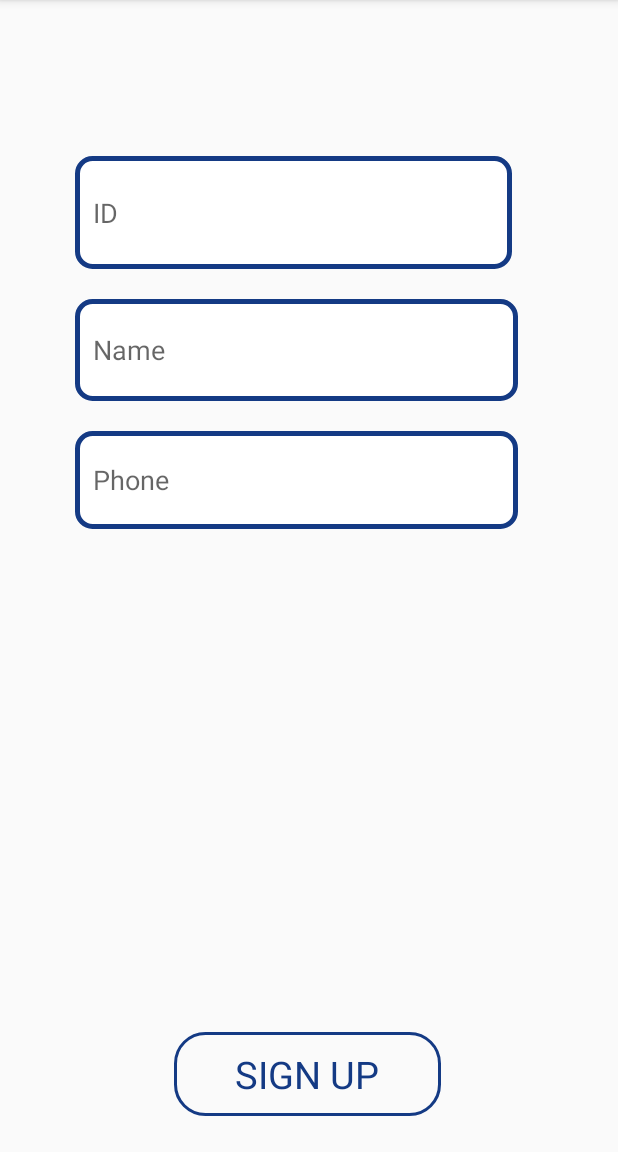
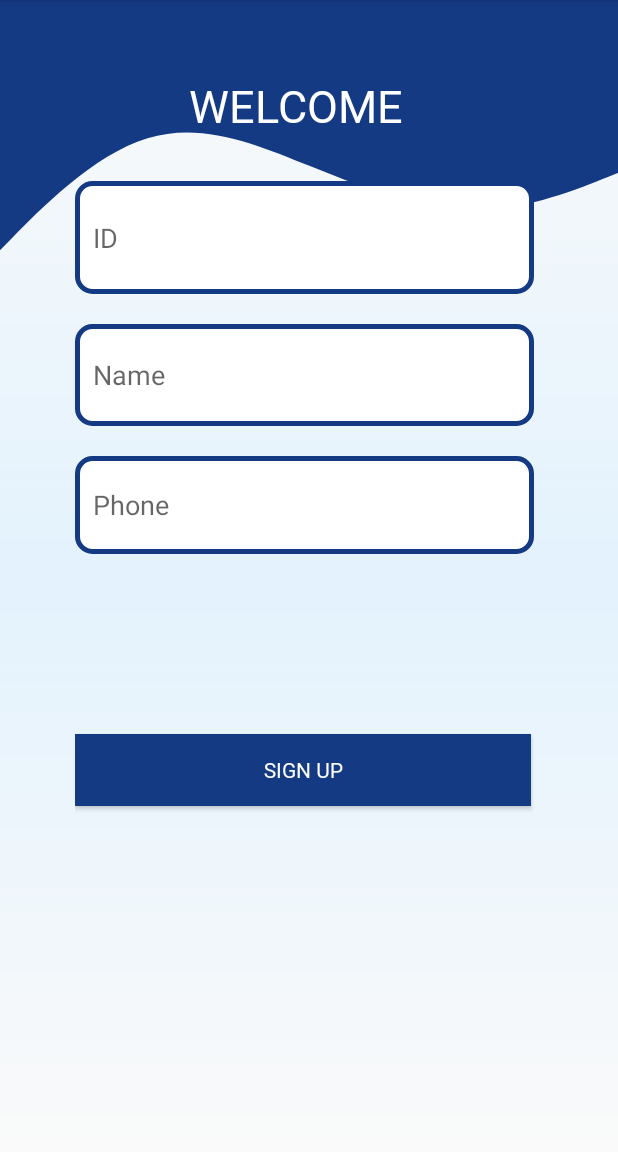
Before and after one commit to AmwajAS/SlothGoldenCare, an Android app: the UserSignupActivity screen opened directly, with no data from a screen before it, on a phone screen of 412 x 824 dp, the part 84-1236 px from its top. Run offline under Robolectric (Android 15) with nearby library versions, the phone set to English and light mode, and no system bars.

Commit message:
Fixing layout_constrains for the user sign-up.

```diff
--- a/app/src/main/res/layout/activity_user_signup.xml
+++ b/app/src/main/res/layout/activity_user_signup.xml
@@ -4,14 +4,24 @@
     xmlns:tools="http://schemas.android.com/tools"
     android:layout_width="match_parent"
     android:layout_height="match_parent"
-    tools:context=".UserSignupActivity">
+    tools:context=".UserSignupActivity"
+    android:background="@drawable/dark_gradient">
+
+    <View
+        android:id="@+id/topView"
+        android:layout_width="433dp"
+        android:layout_height="221dp"
+        android:background="@drawable/wave"
+        app:layout_constraintEnd_toEndOf="parent"
+        app:layout_constraintStart_toStartOf="parent"
+        app:layout_constraintTop_toTopOf="parent" />
 
     <LinearLayout
         android:id="@+id/linearLayout2"
-        android:layout_width="295dp"
-        android:layout_height="353dp"
+        android:layout_width="306dp"
+        android:layout_height="548dp"
         android:layout_marginStart="50dp"
-        android:layout_marginTop="104dp"
+        android:layout_marginTop="50dp"
         android:layout_marginEnd="50dp"
         android:orientation="vertical"
         app:layout_constraintEnd_toEndOf="parent"
@@ -19,17 +29,27 @@
         app:layout_constraintStart_toStartOf="parent"
         app:layout_constraintTop_toTopOf="parent">
 
+        <TextView
+            android:layout_width="match_parent"
+            android:layout_height="wrap_content"
+            android:layout_marginLeft="76dp"
+            android:layout_marginBottom="30dp"
+            android:fontFamily="@font/sigmar_one"
+            android:text="WELCOME"
+            android:textColor="#FFFFFF"
+            android:textSize="30dp" />
+
         <EditText
             android:id="@+id/userID"
-            android:layout_width="291dp"
+            android:layout_width="match_parent"
             android:layout_height="75dp"
             android:layout_marginBottom="20dp"
             android:background="@drawable/edit_fields_border"
             android:ems="10"
+            android:hint="ID"
             android:inputType="number"
-            android:singleLine="true"
-            android:hint="ID"
-            android:paddingStart="12dp"/>
+            android:paddingStart="12dp"
+            android:singleLine="true" />
 
         <EditText
             android:id="@+id/userName"
@@ -38,37 +58,39 @@
             android:layout_marginBottom="20dp"
             android:background="@drawable/edit_fields_border"
             android:ems="10"
+            android:hint="Name"
             android:inputType="textPersonName"
-            android:hint="Name"
-            android:paddingStart="12dp"/>
+            android:paddingStart="12dp" />
 
         <EditText
             android:id="@+id/userPhone"
-            android:layout_width="295dp"
+            android:layout_width="match_parent"
             android:layout_height="65dp"
             android:layout_marginBottom="20dp"
             android:background="@drawable/edit_fields_border"
             android:ems="10"
+            android:hint="Phone"
             android:inputType="phone"
-            android:hint="Phone"
-            android:paddingStart="12dp"/>
+            android:paddingStart="12dp" />
+
+        <Button
+            android:id="@+id/signupBtn"
+            android:layout_width="304dp"
+            android:layout_height="wrap_content"
+            android:layout_marginTop="100dp"
+            android:layout_marginBottom="4dp"
+            android:background="#143a84"
+            android:fontFamily="@font/sigmar_one"
+            android:onClick="insertData"
+
+            android:text="SIGN UP"
+            android:textAllCaps="false"
+            android:textColor="#fff"
+            app:layout_constraintBottom_toBottomOf="parent"
+            app:layout_constraintEnd_toEndOf="parent"
+            app:layout_constraintStart_toStartOf="parent"
+            app:layout_constraintTop_toBottomOf="@+id/userPhone" />
 
     </LinearLayout>
 
-    <Button
-        android:id="@+id/signupBtn"
-        android:layout_width="178dp"
-        android:layout_height="56dp"
-        android:layout_marginBottom="24dp"
-        android:background="@drawable/button_border"
-        android:fontFamily="sans-serif"
-        android:onClick="insertData"
-        android:text="SIGN UP"
-        android:textColor="#143A84"
-        android:textSize="25sp"
-        app:layout_constraintBottom_toBottomOf="parent"
-        app:layout_constraintEnd_toEndOf="parent"
-        app:layout_constraintHorizontal_bias="0.497"
-        app:layout_constraintStart_toStartOf="parent" />
-
 </androidx.constraintlayout.widget.ConstraintLayout>
```
